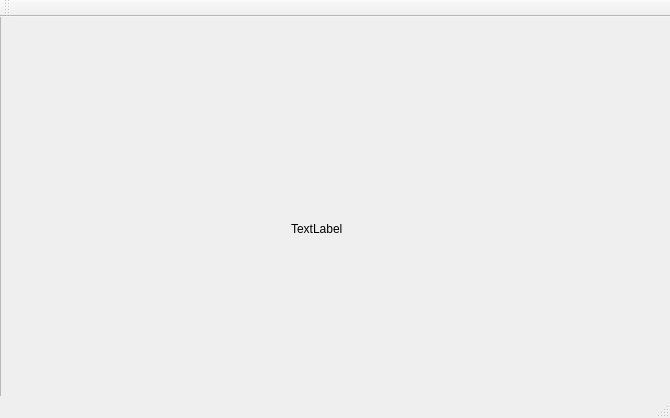
Qt form imageviewerst.ui (Levii01/Viewer) before a commit.
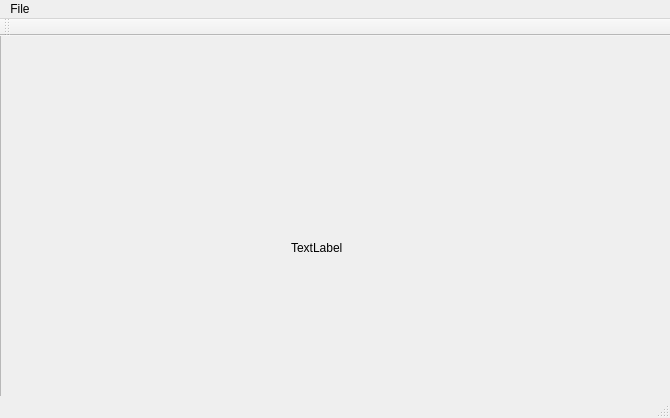
The same form after that commit.

```diff
--- a/imageviewerst.ui
+++ b/imageviewerst.ui
@@ -62,6 +62,14 @@
      <height>22</height>
     </rect>
    </property>
+   <widget class="QMenu" name="menuFile">
+    <property name="title">
+     <string>File</string>
+    </property>
+    <addaction name="actionOpen"/>
+    <addaction name="separator"/>
+   </widget>
+   <addaction name="menuFile"/>
   </widget>
   <widget class="QToolBar" name="mainToolBar">
    <attribute name="toolBarArea">
```
Left out of the diff: 7 changed lines with no effect on the pictures.
